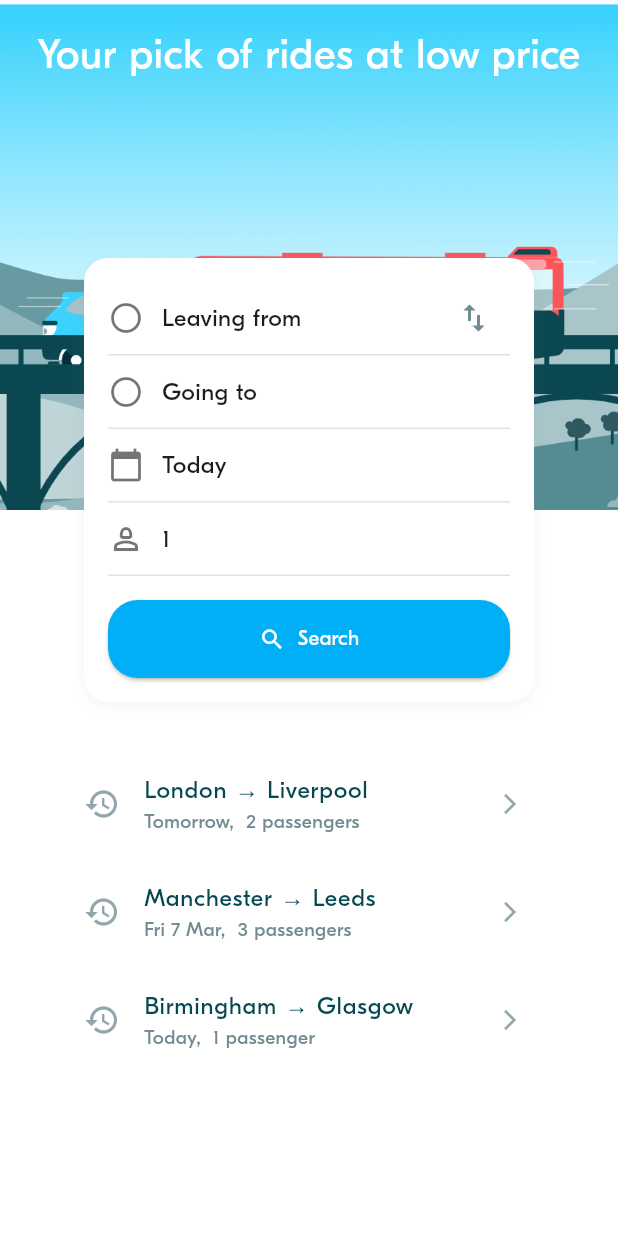
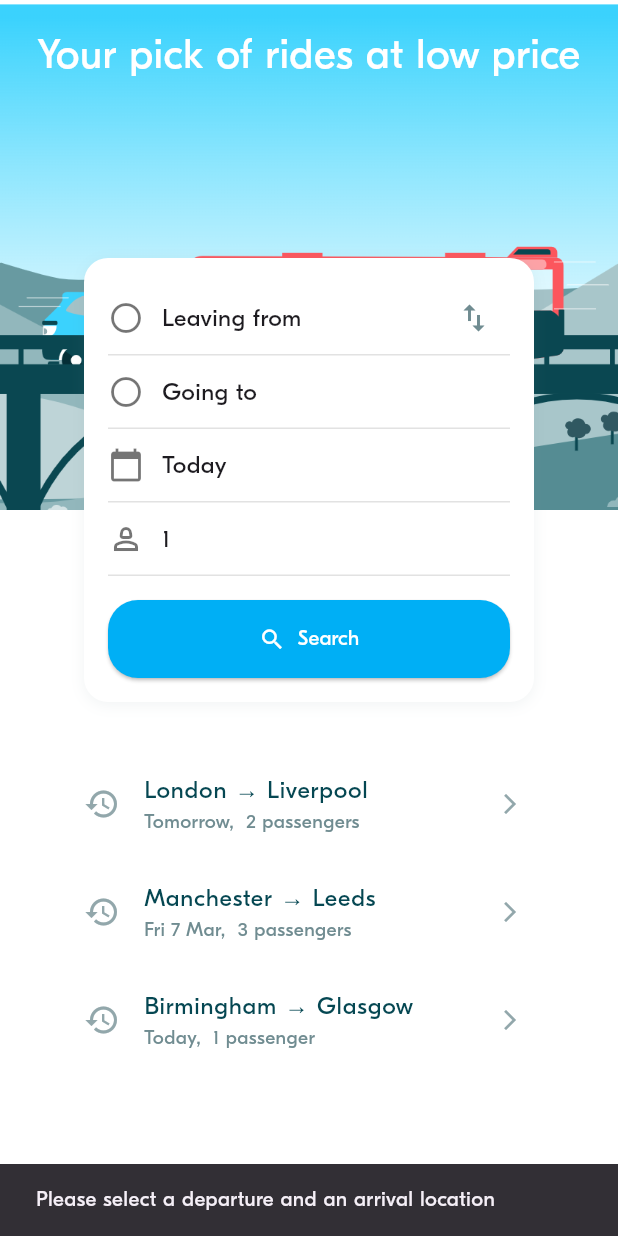
Before and after one commit to Somawatey/blablacar_ver2, a Flutter app: the screen it shows after launch, after a tap on "Search", on a phone screen of 412 x 824 dp. Run offline on Flutter 3.47's test engine with Material 3 defaults, Android fonts, the phone set to English and light mode, and no system bars; project files that could hold a hidden picture were left out.

```diff
--- a/lib/screens/ride_pref/widgets/ride_pref_form.dart
+++ b/lib/screens/ride_pref/widgets/ride_pref_form.dart
@@ -1,4 +1,5 @@
 import 'package:flutter/material.dart';
+import 'package:week_3_blabla_project/screens/ride/ride_screen.dart';
 import 'package:week_3_blabla_project/theme/theme.dart';
 import 'package:week_3_blabla_project/utils/animations_util.dart';
 import 'package:week_3_blabla_project/utils/date_time_util.dart';
@@ -75,7 +76,9 @@ class _RidePrefFormState extends State<RidePrefForm> {
   void onArrivalSelected() async {
     {
       Location? selectedLocation = await Navigator.of(context).push<Location>(
-        AnimationUtils.createBottomToTopRoute(BlaLocationPicker(initLocation: arrival,)));
+          AnimationUtils.createBottomToTopRoute(BlaLocationPicker(
+        initLocation: arrival,
+      )));
       if (selectedLocation != null) {
         setState(() {
           arrival = selectedLocation;
@@ -85,21 +88,37 @@ class _RidePrefFormState extends State<RidePrefForm> {
   }
 
   void switchLocations() {
-
     setState(() {
       final temp = departure;
       departure = arrival;
       arrival = temp;
     });
     print("switching locations");
-
   }
 
   void _handleSearch() {
-    if (departure != null && arrival != null) {
-      print("Searching for a ride from ${departure!.name} to ${arrival!.name}");
+    bool hasDeparture = departure != null;
+    bool hasArrival = arrival != null;
+
+    if (hasDeparture && hasArrival) {
+      // 1- Create a RidePref from user inputs
+      final ridePref = RidePref(
+        departure: departure!,
+        departureDate: departureDate,
+        arrival: arrival!,
+        requestedSeats: requestedSeats,
+      );
+      Navigator.of(context).push(
+        AnimationUtils.createBottomToTopRoute(
+          RideScreen(initialRidePref: ridePref),
+        ),
+      );
     } else {
-      print("Please select a departure and arrival location");
+      // 2- Show an error message
+      final snackBar = SnackBar(
+        content: Text("Please select a departure and an arrival location"),
+      );
+      ScaffoldMessenger.of(context).showSnackBar(snackBar);
     }
   }
 
```
Also changed, not shown: lib/screens/ride/ride_screen.dart (added, +25 -0 lines), lib/screens/ride_pref/ride_pref_screen.dart (+7 -2 lines), lib/utils/animations_util.dart (+45 -1 lines). Lines whose indentation alone changed are shown as unchanged.
